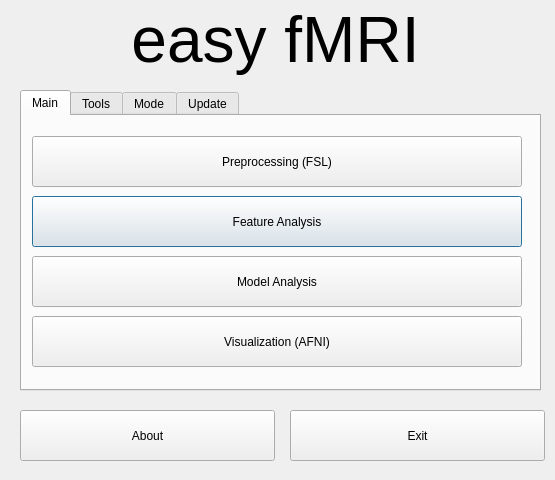
Qt form GUI/frmMainMenuGUI.ui (myousefnezhad/easyfmri) before a commit.
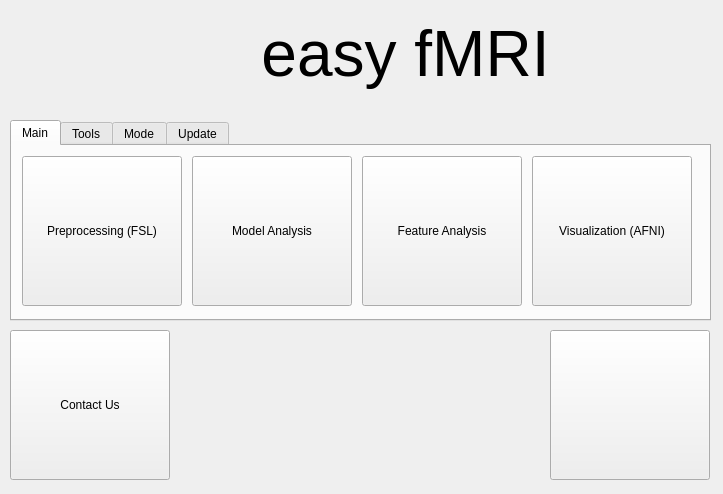
The same form after that commit. Icons and pictures are not drawn.

What changed in the file:
```diff
--- a/GUI/frmMainMenuGUI.ui
+++ b/GUI/frmMainMenuGUI.ui
@@ -6,8 +6,8 @@
    <rect>
     <x>0</x>
     <y>0</y>
-    <width>555</width>
-    <height>480</height>
+    <width>723</width>
+    <height>494</height>
    </rect>
   </property>
   <property name="windowTitle">
@@ -20,9 +20,9 @@
   <widget class="QLabel" name="label">
    <property name="geometry">
     <rect>
-     <x>0</x>
-     <y>0</y>
-     <width>551</width>
+     <x>100</x>
+     <y>14</y>
+     <width>611</width>
      <height>80</height>
     </rect>
    </property>
@@ -41,10 +41,10 @@
   <widget class="QTabWidget" name="tabWidget">
    <property name="geometry">
     <rect>
-     <x>20</x>
-     <y>90</y>
-     <width>521</width>
-     <height>301</height>
+     <x>10</x>
+     <y>120</y>
+     <width>701</width>
+     <height>201</height>
     </rect>
    </property>
    <property name="currentIndex">
@@ -54,57 +54,109 @@
     <attribute name="title">
      <string>Main</string>
     </attribute>
-    <widget class="QPushButton" name="btnFeatureAnalysis">
+    <widget class="QToolButton" name="btnPreprocess">
      <property name="geometry">
       <rect>
        <x>10</x>
-       <y>80</y>
-       <width>490</width>
-       <height>51</height>
+       <y>10</y>
+       <width>160</width>
+       <height>150</height>
+      </rect>
+     </property>
+     <property name="text">
+      <string>Preprocessing (FSL)</string>
+     </property>
+     <property name="icon">
+      <iconset resource="../icon.qrc">
+       <normaloff>:/icons/Icons/402612-200.png</normaloff>:/icons/Icons/402612-200.png</iconset>
+     </property>
+     <property name="iconSize">
+      <size>
+       <width>100</width>
+       <height>100</height>
+      </size>
+     </property>
+     <property name="toolButtonStyle">
+      <enum>Qt::ToolButtonTextUnderIcon</enum>
+     </property>
+    </widget>
+    <widget class="QToolButton" name="btnFeatureAnalysis">
+     <property name="geometry">
+      <rect>
+       <x>350</x>
+       <y>10</y>
+       <width>160</width>
+       <height>150</height>
       </rect>
      </property>
      <property name="text">
       <string>Feature Analysis</string>
      </property>
+     <property name="icon">
+      <iconset resource="../icon.qrc">
+       <normaloff>:/icons/Icons/icons8-scatter-plot-filled-64.png</normaloff>:/icons/Icons/icons8-scatter-plot-filled-64.png</iconset>
+     </property>
+     <property name="iconSize">
+      <size>
+       <width>100</width>
+       <height>100</height>
+      </size>
+     </property>
+     <property name="toolButtonStyle">
+      <enum>Qt::ToolButtonTextUnderIcon</enum>
+     </property>
     </widget>
-    <widget class="QPushButton" name="btnModelAnalysis">
+    <widget class="QToolButton" name="btnModelAnalysis">
      <property name="geometry">
       <rect>
-       <x>10</x>
-       <y>140</y>
-       <width>490</width>
-       <height>51</height>
+       <x>180</x>
+       <y>10</y>
+       <width>160</width>
+       <height>150</height>
       </rect>
      </property>
      <property name="text">
       <string>Model Analysis</string>
      </property>
-    </widget>
-    <widget class="QPushButton" name="btnPreprocess">
-     <property name="geometry">
-      <rect>
-       <x>10</x>
-       <y>20</y>
-       <width>490</width>
-       <height>51</height>
-      </rect>
+     <property name="icon">
+      <iconset resource="../icon.qrc">
+       <normaloff>:/icons/Icons/noun_mind_1705433.png</normaloff>:/icons/Icons/noun_mind_1705433.png</iconset>
      </property>
-     <property name="text">
-      <string>Preprocessing (FSL)</string>
+     <property name="iconSize">
+      <size>
+       <width>100</width>
+       <height>100</height>
+      </size>
      </property>
+     <property name="toolButtonStyle">
+      <enum>Qt::ToolButtonTextUnderIcon</enum>
+     </property>
     </widget>
-    <widget class="QPushButton" name="btnVisualization">
+    <widget class="QToolButton" name="btnVisualization">
      <property name="geometry">
       <rect>
-       <x>10</x>
-       <y>200</y>
-       <width>490</width>
-       <height>51</height>
+       <x>520</x>
+       <y>10</y>
+       <width>160</width>
+       <height>150</height>
       </rect>
      </property>
      <property name="text">
       <string>Visualization (AFNI)</string>
      </property>
+     <property name="icon">
+      <iconset resource="../icon.qrc">
+       <normaloff>:/icons/Icons/noun_Brain_7784.png</normaloff>:/icons/Icons/noun_Brain_7784.png</iconset>
+     </property>
+     <property name="iconSize">
+      <size>
+       <width>100</width>
+       <height>100</height>
+      </size>
+     </property>
+     <property name="toolButtonStyle">
+      <enum>Qt::ToolButtonTextUnderIcon</enum>
+     </property>
     </widget>
    </widget>
    <widget class="QWidget" name="tab_2">
@@ -247,30 +299,69 @@
     </widget>
    </widget>
   </widget>
-  <widget class="QPushButton" name="btnExit">
+  <widget class="QLabel" name="label_5">
    <property name="geometry">
     <rect>
-     <x>290</x>
-     <y>410</y>
-     <width>255</width>
-     <height>51</height>
+     <x>10</x>
+     <y>10</y>
+     <width>91</width>
+     <height>91</height>
     </rect>
    </property>
    <property name="text">
-    <string>Exit</string>
+    <string/>
    </property>
   </widget>
-  <widget class="QPushButton" name="btnAbout">
+  <widget class="QToolButton" name="btnExit">
    <property name="geometry">
     <rect>
-     <x>20</x>
-     <y>410</y>
-     <width>255</width>
-     <height>51</height>
+     <x>550</x>
+     <y>330</y>
+     <width>160</width>
+     <height>150</height>
     </rect>
    </property>
    <property name="text">
-    <string>About</string>
+    <string/>
+   </property>
+   <property name="icon">
+    <iconset resource="../icon.qrc">
+     <normaloff>:/icons/Icons/icons8-shutdown-100.png</normaloff>:/icons/Icons/icons8-shutdown-100.png</iconset>
+   </property>
+   <property name="iconSize">
+    <size>
+     <width>100</width>
+     <height>100</height>
+    </size>
+   </property>
+   <property name="popupMode">
+    <enum>QToolButton::DelayedPopup</enum>
+   </property>
+   <property name="toolButtonStyle">
+    <enum>Qt::ToolButtonIconOnly</enum>
+   </property>
+  </widget>
+  <widget class="QToolButton" name="btnAbout">
+   <property name="geometry">
+    <rect>
+     <x>10</x>
+     <y>330</y>
+     <width>160</width>
+     <height>150</height>
+    </rect>
+   </property>
+   <property name="text">
+    <string>Contact Us</string>
+   </property>
+   <property name="icon">
+    <iconset resource="../icon.qrc">
+     <normaloff>:/icons/Icons/icons8-whatsapp-100.png</normaloff>:/icons/Icons/icons8-whatsapp-100.png</iconset>
+   </property>
+   <property name="iconSize">
+    <size>
+     <width>100</width>
+     <height>100</height>
+    </size>
    </property>
   </widget>
  </widget>
```
Left out of the diff: 181 changed lines with no effect on the pictures.
